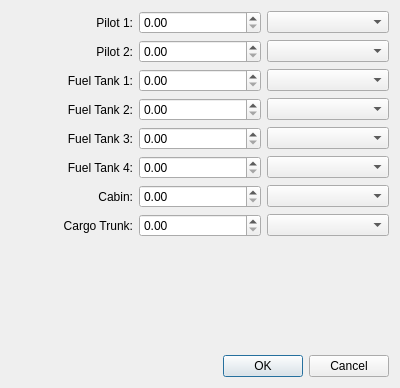
Before: the Qt Designer form src/gui/DialogMass.ui in marek-cel/mscsim-cc0, drawn with Qt 5.
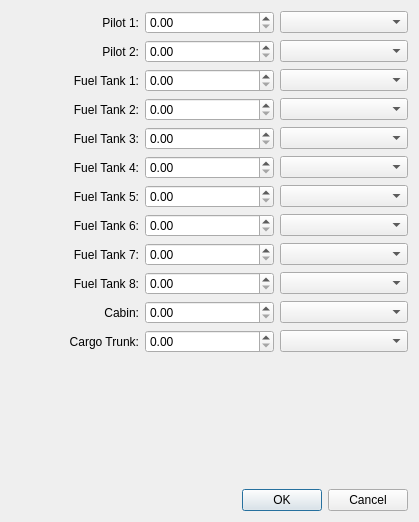
After: the same form once the commit is applied. Custom widgets are drawn as their Qt base class.

Commit message: increased number of fuel tanks, C-130 fuel tanks, G1000 overspeed indication fix, axes tuning coefficients

```diff
--- a/src/gui/DialogMass.ui
+++ b/src/gui/DialogMass.ui
@@ -6,8 +6,8 @@
    <rect>
     <x>0</x>
     <y>0</y>
-    <width>400</width>
-    <height>388</height>
+    <width>419</width>
+    <height>522</height>
    </rect>
   </property>
   <property name="windowTitle">
@@ -135,6 +135,82 @@
     <widget class="ComboUnitsMass" name="comboBoxFuelTank_4"/>
    </item>
    <item row="6" column="0">
+    <widget class="QLabel" name="labelFuelTank_5">
+     <property name="text">
+      <string>Fuel Tank 5:</string>
+     </property>
+     <property name="alignment">
+      <set>Qt::AlignRight|Qt::AlignTrailing|Qt::AlignVCenter</set>
+     </property>
+     <property name="buddy">
+      <cstring>spinBoxFuelTank_4</cstring>
+     </property>
+    </widget>
+   </item>
+   <item row="6" column="1">
+    <widget class="QDoubleSpinBox" name="spinBoxFuelTank_5"/>
+   </item>
+   <item row="6" column="2">
+    <widget class="ComboUnitsMass" name="comboBoxFuelTank_5"/>
+   </item>
+   <item row="7" column="0">
+    <widget class="QLabel" name="labelFuelTank_6">
+     <property name="text">
+      <string>Fuel Tank 6:</string>
+     </property>
+     <property name="alignment">
+      <set>Qt::AlignRight|Qt::AlignTrailing|Qt::AlignVCenter</set>
+     </property>
+     <property name="buddy">
+      <cstring>spinBoxFuelTank_4</cstring>
+     </property>
+    </widget>
+   </item>
+   <item row="7" column="1">
+    <widget class="QDoubleSpinBox" name="spinBoxFuelTank_6"/>
+   </item>
+   <item row="7" column="2">
+    <widget class="ComboUnitsMass" name="comboBoxFuelTank_6"/>
+   </item>
+   <item row="8" column="0">
+    <widget class="QLabel" name="labelFuelTank_7">
+     <property name="text">
+      <string>Fuel Tank 7:</string>
+     </property>
+     <property name="alignment">
+      <set>Qt::AlignRight|Qt::AlignTrailing|Qt::AlignVCenter</set>
+     </property>
+     <property name="buddy">
+      <cstring>spinBoxFuelTank_4</cstring>
+     </property>
+    </widget>
+   </item>
+   <item row="8" column="1">
+    <widget class="QDoubleSpinBox" name="spinBoxFuelTank_7"/>
+   </item>
+   <item row="8" column="2">
+    <widget class="ComboUnitsMass" name="comboBoxFuelTank_7"/>
+   </item>
+   <item row="9" column="0">
+    <widget class="QLabel" name="labelFuelTank_8">
+     <property name="text">
+      <string>Fuel Tank 8:</string>
+     </property>
+     <property name="alignment">
+      <set>Qt::AlignRight|Qt::AlignTrailing|Qt::AlignVCenter</set>
+     </property>
+     <property name="buddy">
+      <cstring>spinBoxFuelTank_4</cstring>
+     </property>
+    </widget>
+   </item>
+   <item row="9" column="1">
+    <widget class="QDoubleSpinBox" name="spinBoxFuelTank_8"/>
+   </item>
+   <item row="9" column="2">
+    <widget class="ComboUnitsMass" name="comboBoxFuelTank_8"/>
+   </item>
+   <item row="10" column="0">
     <widget class="QLabel" name="labelCabin">
      <property name="text">
       <string>Cabin:</string>
@@ -147,13 +223,13 @@
      </property>
     </widget>
    </item>
-   <item row="6" column="1">
+   <item row="10" column="1">
     <widget class="QDoubleSpinBox" name="spinBoxCabin"/>
    </item>
-   <item row="6" column="2">
+   <item row="10" column="2">
     <widget class="ComboUnitsMass" name="comboBoxCabin"/>
    </item>
-   <item row="7" column="0">
+   <item row="11" column="0">
     <widget class="QLabel" name="labelTrunk">
      <property name="text">
       <string>Cargo Trunk:</string>
@@ -166,13 +242,13 @@
      </property>
     </widget>
    </item>
-   <item row="7" column="1">
+   <item row="11" column="1">
     <widget class="QDoubleSpinBox" name="spinBoxTrunk"/>
    </item>
-   <item row="7" column="2">
+   <item row="11" column="2">
     <widget class="ComboUnitsMass" name="comboBoxTrunk"/>
    </item>
-   <item row="8" column="0" colspan="3">
+   <item row="12" column="0" colspan="3">
     <spacer name="verticalSpacer">
      <property name="orientation">
       <enum>Qt::Vertical</enum>
@@ -185,7 +261,7 @@
      </property>
     </spacer>
    </item>
-   <item row="9" column="0" colspan="3">
+   <item row="13" column="0" colspan="3">
     <widget class="QDialogButtonBox" name="buttonBox">
      <property name="orientation">
       <enum>Qt::Horizontal</enum>
```
Left out of the diff: 4 changed lines with no effect on the pictures. The commit also changes 15 other files.
